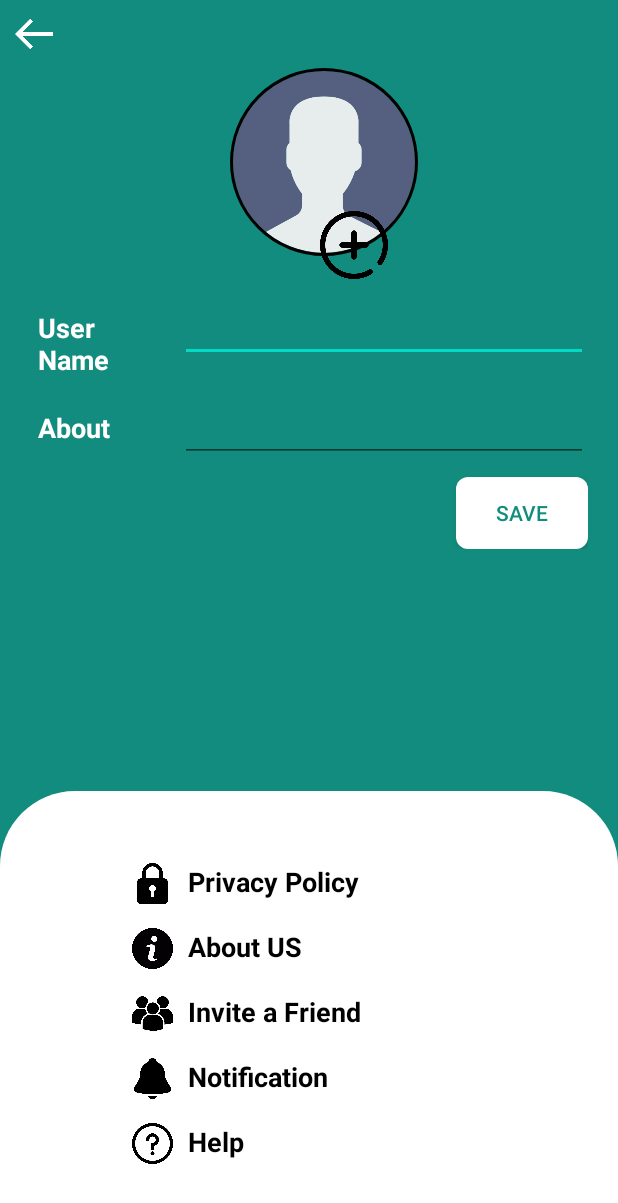
After one commit to AmanKumarMehra/WhatsApp, an Android app: the Settings screen opened directly, with no data from a screen before it, on a phone screen of 412 x 824 dp. The commit adds this screen. Shown: the top 1203 px of the screen. Run offline under Robolectric (Android 15) with nearby library versions, the phone set to English and light mode, and no system bars; our stand-ins replace CircleImageView, Firebase (no records; nobody signed in at launch, a user with empty details on screens opened directly).

Commit message:
Uploading profile pic Successful!!!

```diff
--- a/app/src/main/java/com/example/whatsapp/MainActivity.java
+++ b/app/src/main/java/com/example/whatsapp/MainActivity.java
@@ -47,6 +47,11 @@ public class MainActivity extends AppCompatActivity {
                startActivity(intent1);
                break;
 
+           case R.id.m6:
+               Intent intent6 = new Intent(MainActivity.this, Settings.class);
+               startActivity(intent6);
+               break;
+
        }
 
         return super.onOptionsItemSelected(item);
--- /dev/null
+++ b/app/src/main/java/com/example/whatsapp/Settings.java
@@ -0,0 +1,86 @@
+package com.example.whatsapp;
+
+import androidx.annotation.Nullable;
+import androidx.appcompat.app.AppCompatActivity;
+
+import android.content.Intent;
+import android.net.Uri;
+import android.os.Bundle;
+import android.preference.PreferenceManager;
+import android.view.View;
+import android.widget.Toast;
+
+import com.example.whatsapp.databinding.ActivitySettingsBinding;
+import com.google.android.gms.tasks.OnSuccessListener;
+import com.google.firebase.auth.FirebaseAuth;
+import com.google.firebase.database.FirebaseDatabase;
+import com.google.firebase.storage.FirebaseStorage;
+import com.google.firebase.storage.StorageReference;
+import com.google.firebase.storage.UploadTask;
+
+public class Settings extends AppCompatActivity {
+
+    ActivitySettingsBinding binding;
+    FirebaseDatabase database;
+    FirebaseAuth auth;
+    FirebaseStorage storage;
+
+    @Override
+    protected void onCreate(Bundle savedInstanceState) {
+        super.onCreate(savedInstanceState);
+        binding = ActivitySettingsBinding.inflate(getLayoutInflater());
+        setContentView(binding.getRoot());
+        getSupportActionBar().hide();
+
+        storage = FirebaseStorage.getInstance();
+        database = FirebaseDatabase.getInstance();
+        auth = FirebaseAuth.getInstance();
+
+
+        binding.backArrow.setOnClickListener(new View.OnClickListener() {
+            @Override
+            public void onClick(View v) {
+                Intent intent = new Intent(Settings.this, MainActivity.class);
+                startActivity(intent);
+            }
+        });
+
+        binding.add.setOnClickListener(new View.OnClickListener() {
+            @Override
+            public void onClick(View v) {
+                Intent intent = new Intent();
+                intent.setAction(Intent.ACTION_GET_CONTENT);
+                intent.setType("image/*");
+                startActivityForResult(intent, 1);
+            }
+        });
+    }
+
+    @Override
+    protected void onActivityResult(int requestCode, int resultCode, @Nullable Intent data) {
+        super.onActivityResult(requestCode, resultCode, data);
+        if(data.getData() != null){
+
+            Uri sFile = data.getData();
+            binding.profileImage.setImageURI(sFile);
+
+            final StorageReference reference = storage.getReference().child("profile pictures")
+                    .child(FirebaseAuth.getInstance().getUid());
+
+            reference.putFile(sFile).addOnSuccessListener(new OnSuccessListener<UploadTask.TaskSnapshot>() {
+                @Override
+                public void onSuccess(UploadTask.TaskSnapshot taskSnapshot) {
+                    reference.getDownloadUrl().addOnSuccessListener(new OnSuccessListener<Uri>() {
+                        @Override
+                        public void onSuccess(Uri uri) {
+                            database.getReference().child("Users").child(FirebaseAuth.getInstance().getUid())
+                                    .child("profilepic").setValue(uri.toString());
+
+                            Toast.makeText(Settings.this, "Uploaded", Toast.LENGTH_SHORT).show();
+                        }
+                    });
+                }
+            });
+        }
+    }
+}
--- /dev/null
+++ b/app/src/main/res/drawable/bg_btn.xml
@@ -0,0 +1,12 @@
+<?xml version="1.0" encoding="utf-8"?>
+<shape xmlns:android="http://schemas.android.com/apk/res/android">
+
+    <solid
+        android:color="@color/white"
+        />
+
+    <corners
+        android:radius="8dp"
+        />
+
+</shape>
--- /dev/null
+++ b/app/src/main/res/drawable/linear_bg.xml
@@ -0,0 +1,13 @@
+<?xml version="1.0" encoding="utf-8"?>
+<shape xmlns:android="http://schemas.android.com/apk/res/android">
+
+    <solid
+        android:color="@color/white"
+        />
+
+    <corners
+        android:topLeftRadius="50dp"
+        android:topRightRadius="50dp"
+        />
+
+</shape>
--- /dev/null
+++ b/app/src/main/res/layout/activity_settings.xml
@@ -0,0 +1,239 @@
+<?xml version="1.0" encoding="utf-8"?>
+<RelativeLayout xmlns:android="http://schemas.android.com/apk/res/android"
+    xmlns:app="http://schemas.android.com/apk/res-auto"
+    xmlns:tools="http://schemas.android.com/tools"
+    android:layout_width="match_parent"
+    android:layout_height="match_parent"
+    tools:context=".Settings"
+    android:background="@color/purple_700">
+
+    <ImageView
+        android:id="@+id/backArrow"
+        android:layout_width="25dp"
+        android:layout_height="25dp"
+        android:src="@drawable/leftarrow"
+        app:tint="@color/white"
+        android:layout_marginLeft="10dp"
+        android:layout_marginTop="10dp"/>
+
+    <LinearLayout
+
+        android:layout_width="match_parent"
+        android:layout_height="wrap_content"
+        android:orientation="vertical"
+        android:layout_below="@id/backArrow"
+        android:layout_marginLeft="20dp"
+        android:layout_marginRight="20dp"
+        android:gravity="center">
+
+        <de.hdodenhof.circleimageview.CircleImageView
+            android:id="@+id/profile_image"
+            android:layout_width="125dp"
+            android:layout_height="125dp"
+            android:layout_marginLeft="10dp"
+            android:layout_marginTop="10dp"
+            android:src="@drawable/user"
+            app:civ_border_width="2dp"
+            app:civ_border_color="#FF000000"/>
+
+        <ImageView
+            android:id="@+id/add"
+            android:layout_width="45dp"
+            android:layout_height="45dp"
+            android:layout_marginLeft="30dp"
+            android:layout_marginTop="-30dp"
+            android:src="@drawable/plus"/>
+
+        <LinearLayout
+            android:layout_width="match_parent"
+            android:layout_height="match_parent"
+            android:orientation="horizontal"
+            android:layout_marginTop="10dp">
+
+            <TextView
+                android:id="@+id/textView"
+                android:layout_width="100dp"
+                android:layout_height="wrap_content"
+                android:text="User Name"
+                android:textSize="18sp"
+                android:textStyle="bold"
+                android:padding="5dp"
+                android:textColor="@color/white"/>
+
+            <EditText
+                android:id="@+id/etUsername"
+                android:layout_width="match_parent"
+                android:layout_height="wrap_content"
+                android:inputType="textPersonName"/>
+        </LinearLayout>
+
+        <LinearLayout
+            android:layout_width="match_parent"
+            android:layout_height="match_parent"
+            android:orientation="horizontal"
+            android:layout_marginTop="10dp">
+
+            <TextView
+                android:layout_width="100dp"
+                android:layout_height="wrap_content"
+                android:text="About"
+                android:textSize="18sp"
+                android:textStyle="bold"
+                android:padding="5dp"
+                android:textColor="@color/white"/>
+
+            <EditText
+                android:id="@+id/etAbout"
+                android:layout_width="match_parent"
+                android:layout_height="wrap_content"
+                android:inputType="textPersonName"/>
+
+
+        </LinearLayout>
+
+        <androidx.appcompat.widget.AppCompatButton
+            android:layout_width="wrap_content"
+            android:layout_height="wrap_content"
+            android:text="Save"
+            android:textColor="@color/purple_700"
+            android:background="@drawable/bg_btn"
+            android:layout_marginTop="10dp"
+            android:padding="5dp"
+            android:layout_gravity="right"/>
+
+    </LinearLayout>
+
+    <LinearLayout
+        android:layout_width="match_parent"
+        android:layout_height="wrap_content"
+        android:layout_alignParentBottom="true"
+        android:background="@drawable/linear_bg"
+        android:orientation="vertical"
+        android:padding="40dp"
+        android:layout_marginTop="10dp">
+
+        <LinearLayout
+            android:layout_width="match_parent"
+            android:layout_height="match_parent"
+            android:orientation="horizontal"
+            android:padding="8dp">
+
+            <ImageView
+                android:layout_width="27dp"
+                android:layout_height="27dp"
+                android:layout_marginLeft="40dp"
+                android:src="@drawable/lock"/>
+
+            <TextView
+                android:id="@+id/privacy_policy"
+                android:layout_width="wrap_content"
+                android:layout_height="wrap_content"
+                android:layout_marginLeft="10dp"
+                android:text="Privacy Policy"
+                android:textColor="@color/black"
+                android:textSize="18sp"
+                android:textStyle="bold" />
+
+        </LinearLayout>
+
+        <LinearLayout
+            android:layout_width="match_parent"
+            android:layout_height="match_parent"
+            android:orientation="horizontal"
+            android:padding="8dp">
+
+            <ImageView
+                android:layout_width="27dp"
+                android:layout_height="27dp"
+                android:layout_marginLeft="40dp"
+                android:src="@drawable/about_us"/>
+
+            <TextView
+                android:id="@+id/about_us"
+                android:layout_width="wrap_content"
+                android:layout_height="wrap_content"
+                android:layout_marginLeft="10dp"
+                android:text="About US"
+                android:textColor="@color/black"
+                android:textSize="18sp"
+                android:textStyle="bold" />
+
+        </LinearLayout>
+
+        <LinearLayout
+            android:layout_width="match_parent"
+            android:layout_height="match_parent"
+            android:orientation="horizontal"
+            android:padding="8dp">
+
+            <ImageView
+                android:layout_width="27dp"
+                android:layout_height="27dp"
+                android:layout_marginLeft="40dp"
+                android:src="@drawable/people"/>
+
+            <TextView
+                android:id="@+id/invite"
+                android:layout_width="wrap_content"
+                android:layout_height="wrap_content"
+                android:layout_marginLeft="10dp"
+                android:text="Invite a Friend"
+                android:textColor="@color/black"
+                android:textSize="18sp"
+                android:textStyle="bold" />
+
+        </LinearLayout>
+
+        <LinearLayout
+            android:layout_width="match_parent"
+            android:layout_height="match_parent"
+            android:orientation="horizontal"
+            android:padding="8dp">
+
+            <ImageView
+                android:layout_width="27dp"
+                android:layout_height="27dp"
+                android:layout_marginLeft="40dp"
+                android:src="@drawable/bell"/>
+
+            <TextView
+                android:id="@+id/notification"
+                android:layout_width="wrap_content"
+                android:layout_height="wrap_content"
+                android:layout_marginLeft="10dp"
+                android:text="Notification"
+                android:textColor="@color/black"
+                android:textSize="18sp"
+                android:textStyle="bold" />
+
+        </LinearLayout>
+
+        <LinearLayout
+            android:layout_width="match_parent"
+            android:layout_height="match_parent"
+            android:orientation="horizontal"
+            android:padding="8dp">
+
+            <ImageView
+                android:layout_width="27dp"
+                android:layout_height="27dp"
+                android:layout_marginLeft="40dp"
+                android:src="@drawable/help"/>
+
+            <TextView
+                android:id="@+id/help"
+                android:layout_width="wrap_content"
+                android:layout_height="wrap_content"
+                android:layout_marginLeft="10dp"
+                android:text="Help"
+                android:textColor="@color/black"
+                android:textSize="18sp"
+                android:textStyle="bold" />
+
+        </LinearLayout>
+
+
+    </LinearLayout>
+
+
+</RelativeLayout>
```
Also changed, not shown: app/src/main/AndroidManifest.xml (+7 -6 lines), app/src/main/res/drawable-v24/about_us.png (added), app/src/main/res/drawable-v24/bell.png (added), app/src/main/res/drawable-v24/help.png (added), app/src/main/res/drawable-v24/lock.png (added), app/src/main/res/drawable-v24/people.png (added), app/src/main/res/drawable-v24/plus.png (added), app/src/main/res/drawable/about_us.png (added), app/src/main/res/drawable/bell.png (added), app/src/main/res/drawable/information.png (added), app/src/main/res/drawable/lock.png (added), app/src/main/res/drawable/people.png (added), app/src/main/res/drawable/plus.png (added).
